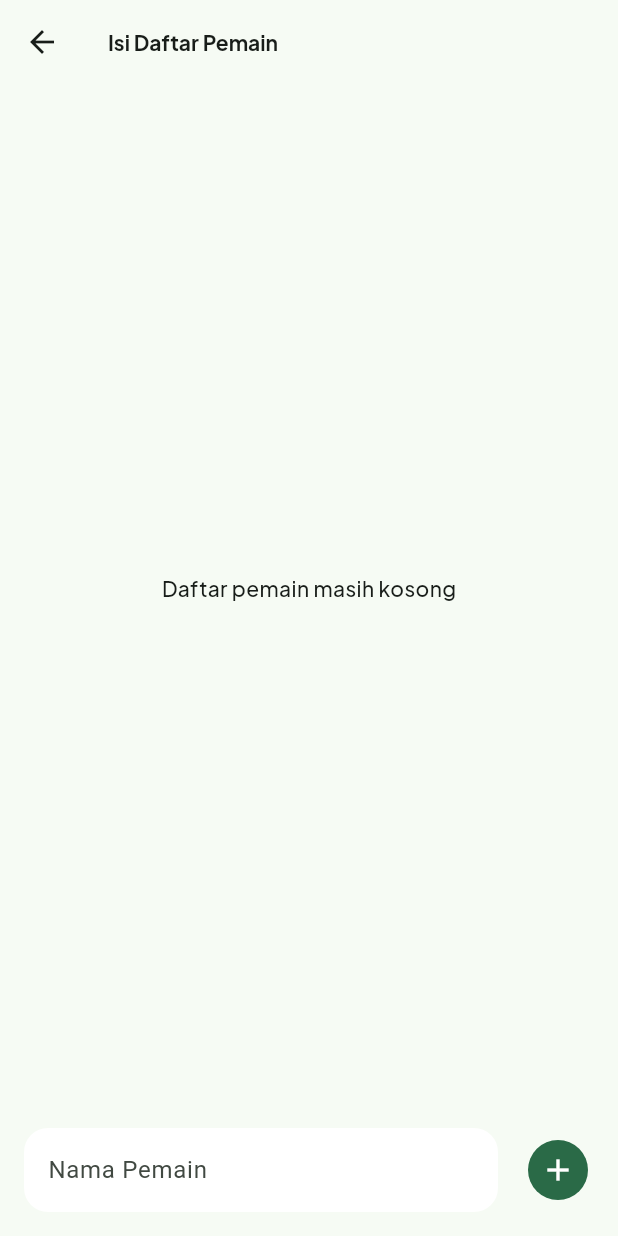
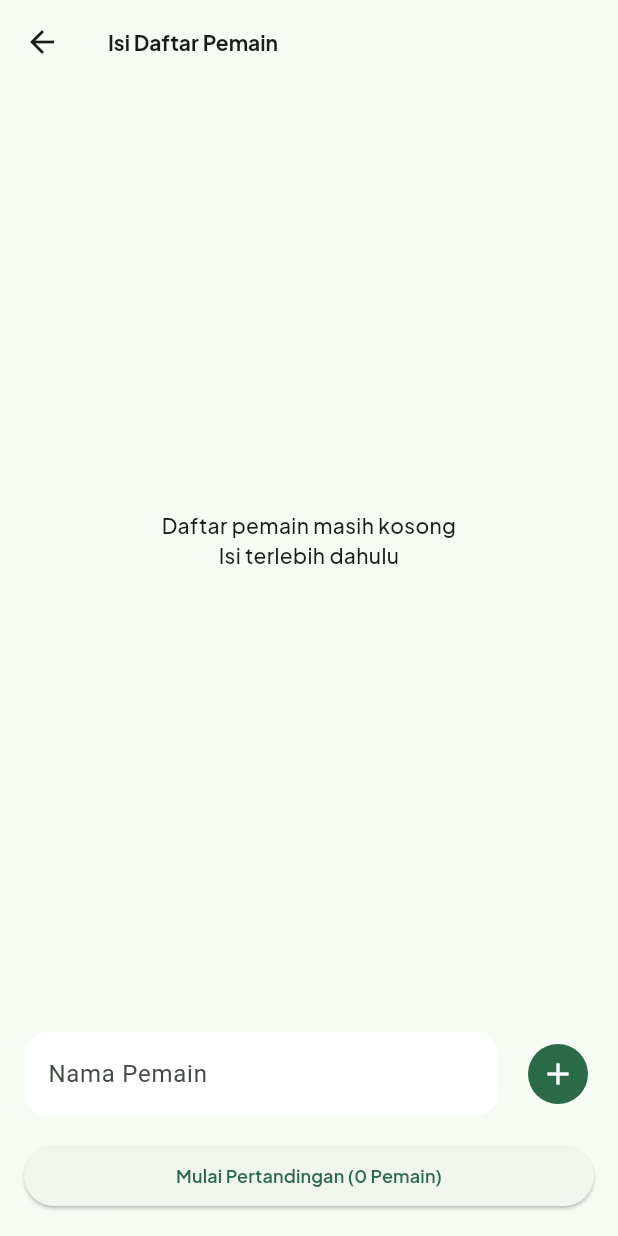
Before and after one commit to adityandar/badminton_bareng, a Flutter app: the InputPlayerPage screen opened by its route, on a phone screen of 412 x 824 dp. Run offline on Flutter 3.47's test engine with Material 3 defaults, Android fonts, the phone set to English and light mode, and no system bars; our stand-ins replace auto_route, flutter_bloc, freezed_annotation, gap, google_fonts, hexcolor and 1 more.

Commit message:
feat(input-player): Update input player UI and logic

```diff
--- a/lib/features/input_players/cubits/input_player_state.dart
+++ b/lib/features/input_players/cubits/input_player_state.dart
@@ -4,12 +4,17 @@ part 'input_player_state.freezed.dart';
 
 @freezed
 class InputPlayerState with _$InputPlayerState {
-  factory InputPlayerState({
-    required List<String> names,
-    required bool triggerResetInputName,
-  }) = _InputPlayerState;
+  InputPlayerState({
+    required this.playerNames,
+    required this.triggerResetInputName,
+  });
 
   factory InputPlayerState.initial() {
-    return InputPlayerState(names: [], triggerResetInputName: false);
+    return InputPlayerState(playerNames: [], triggerResetInputName: false);
   }
+
+  @override
+  final List<String> playerNames;
+  @override
+  final bool triggerResetInputName;
 }
--- a/lib/features/input_players/views/input_player_bottom_view.dart
+++ b/lib/features/input_players/views/input_player_bottom_view.dart
@@ -1,4 +1,6 @@
 import 'package:badmintoon/dependencies/dependencies.dart';
+import 'package:badmintoon/routers/index.dart';
+import 'package:badmintoon/shared/shared.dart';
 import 'package:flutter/material.dart';
 
 import '../cubits/index.dart';
@@ -13,7 +15,7 @@ class InputPlayerBottomView extends StatefulWidget {
 class _InputPlayerBottomViewState extends State<InputPlayerBottomView> {
   final textEditingController = TextEditingController();
 
-  void _onSubmit() {
+  void _addPlayerName() {
     if (textEditingController.text.isEmpty) {
       toastification.show(
         context: context,
@@ -40,6 +42,8 @@ class _InputPlayerBottomViewState extends State<InputPlayerBottomView> {
         }
       },
       builder: (context, state) {
+        final playerAmount = state.playerNames.length;
+
         return Padding(
           padding: EdgeInsets.fromLTRB(
             16,
@@ -47,7 +51,10 @@ class _InputPlayerBottomViewState extends State<InputPlayerBottomView> {
             16,
             MediaQuery.of(context).viewPadding.bottom + 16,
           ),
-          child: Row(
+          child: Column(
+            mainAxisSize: MainAxisSize.min,
+            children: [
+              Row(
                 children: [
                   Expanded(
                     child: TextFormField(
@@ -61,11 +68,34 @@ class _InputPlayerBottomViewState extends State<InputPlayerBottomView> {
                           borderSide: BorderSide.none,
                         ),
                       ),
-                  onFieldSubmitted: (_) => _onSubmit(),
+                      onFieldSubmitted: (_) => _addPlayerName(),
                     ),
                   ),
                   Gap(16),
-              IconButton.filled(onPressed: _onSubmit, icon: Icon(Icons.add)),
+                  IconButton.filled(
+                    onPressed: _addPlayerName,
+                    icon: Icon(Icons.add),
+                  ),
+                ],
+              ),
+              Gap(16),
+              BdElevatedButton(
+                minWidth: MediaQuery.of(context).size.width,
+                title: 'Mulai Pertandingan ($playerAmount Pemain)',
+                onPressed: () {
+                  if (playerAmount < 2) {
+                    toastification.show(
+                      context: context,
+                      title: Text('Jumlah pemain minimal 2 orang'),
+                      autoCloseDuration: const Duration(seconds: 5),
+                      type: ToastificationType.error,
+                    );
+                    return;
+                  }
+
+                  context.replaceRoute(MatchRoute());
+                },
+              ),
             ],
           ),
         );
--- a/lib/features/input_players/views/input_player_list_view.dart
+++ b/lib/features/input_players/views/input_player_list_view.dart
@@ -12,17 +12,22 @@ class InputPlayerListView extends StatelessWidget {
   Widget build(BuildContext context) {
     return BlocBuilder<InputPlayerCubit, InputPlayerState>(
       builder: (context, state) {
-        final names = state.names;
-        if (names.isEmpty) {
+        final playerNames = state.playerNames;
+
+        if (playerNames.isEmpty) {
           return Center(
-            child: Text('Daftar pemain masih kosong', style: BdTStyles.s14w500),
+            child: Text(
+              'Daftar pemain masih kosong\nIsi terlebih dahulu',
+              textAlign: TextAlign.center,
+              style: BdTStyles.s14w500,
+            ),
           );
         }
 
         return ListView.separated(
-          itemCount: names.length,
+          itemCount: playerNames.length,
           itemBuilder: (context, index) {
-            final name = names[index];
+            final name = playerNames[index];
             final initial = StringHelper.initial(name, 2);
 
             return DbDismissible(
```
Also changed, not shown: lib/features/input_players/cubits/input_player_cubit.dart (+6 -6 lines), lib/features/input_players/cubits/input_player_state.freezed.dart. Lines whose indentation alone changed are shown as unchanged.
